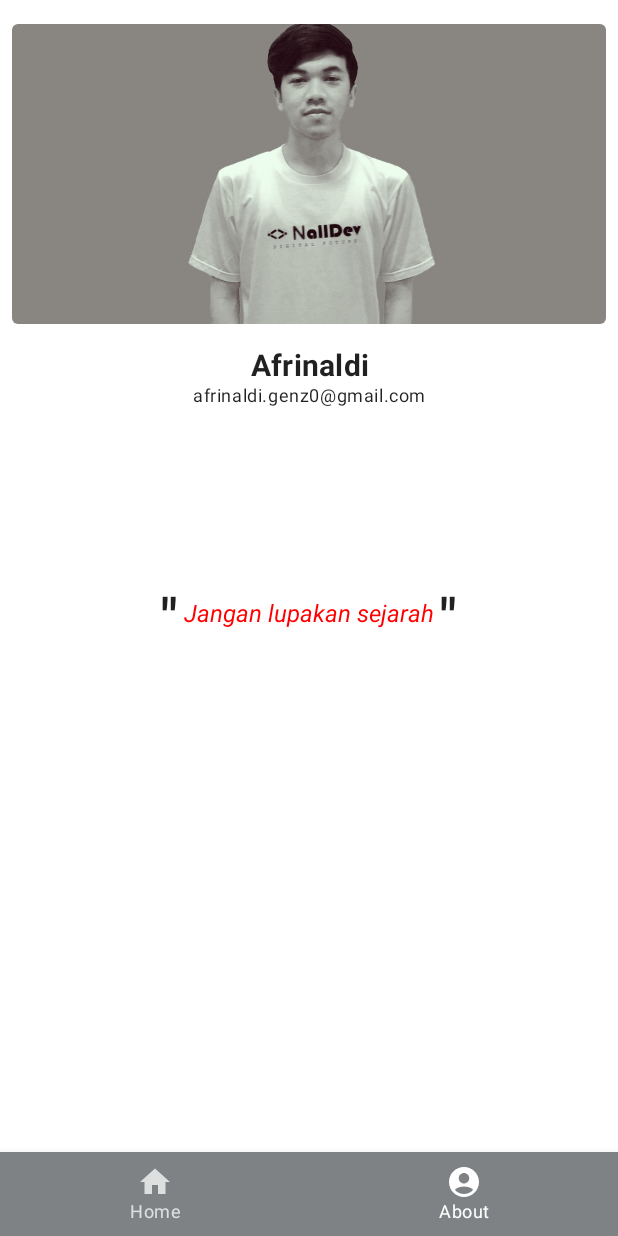
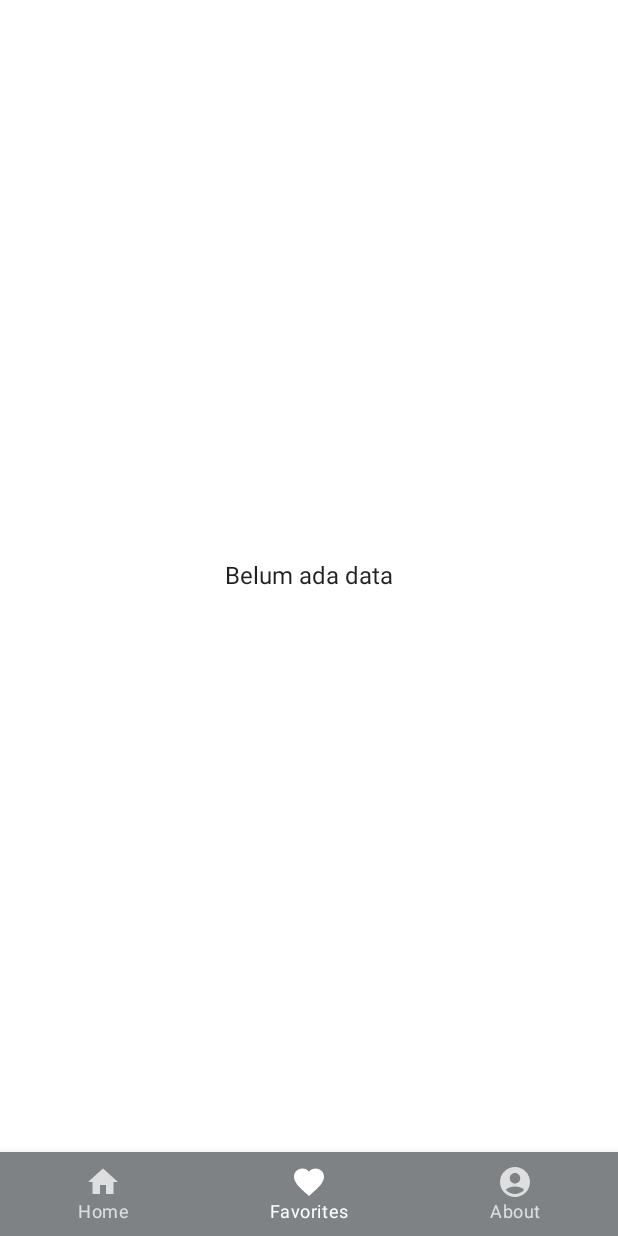
Before and after one commit to AfrinaldiLibrary/Conea, an Android app built with Jetpack Compose: the screen it shows after launch (MainActivity), item 2 of the bottom bar chosen, on a phone screen of 412 x 824 dp. Run offline under Robolectric (Android 15) with nearby library versions, the phone set to English and light mode, and no system bars; our stand-ins replace accompanist.

Commit message:
FEAT : Add to favorite

```diff
--- a/app/src/main/java/com/afrinaldi/conea/ConeaApp.kt
+++ b/app/src/main/java/com/afrinaldi/conea/ConeaApp.kt
@@ -4,6 +4,7 @@ import androidx.compose.foundation.layout.padding
 import androidx.compose.material.*
 import androidx.compose.material.icons.Icons
 import androidx.compose.material.icons.filled.AccountCircle
+import androidx.compose.material.icons.filled.Favorite
 import androidx.compose.material.icons.filled.Home
 import androidx.compose.runtime.Composable
 import androidx.compose.runtime.getValue
@@ -21,6 +22,7 @@ import com.afrinaldi.conea.ui.navigation.NavigationItem
 import com.afrinaldi.conea.ui.navigation.Screen
 import com.afrinaldi.conea.ui.screen.about.AboutScreen
 import com.afrinaldi.conea.ui.screen.detail.DetailScreen
+import com.afrinaldi.conea.ui.screen.favorite.FavoriteScreen
 import com.afrinaldi.conea.ui.screen.home.HomeScreen
 
 @Composable
@@ -58,6 +60,13 @@ fun ConeaApp(
                 val name = it.arguments?.getString("name")
                 DetailScreen(name = name!!)
             }
+            composable(
+                route = Screen.Favorites.route
+            ) {
+                FavoriteScreen(navigateToDetail = {name ->
+                    navController.navigate(Screen.Detail.createRouteToDetail(name))
+                })
+            }
             composable(route = Screen.About.route) {
                 AboutScreen()
             }
@@ -78,6 +87,11 @@ private fun BottomBar(
                 title = stringResource(id = R.string.home),
                 icon = Icons.Default.Home,
                 screen = Screen.Home
+            ),
+            NavigationItem(
+                title = stringResource(id = R.string.favorites),
+                icon = Icons.Default.Favorite,
+                screen = Screen.Favorites
             ),
             NavigationItem(
                 title = stringResource(id = R.string.about),
--- a/app/src/main/java/com/afrinaldi/conea/data/HeroesRepository.kt
+++ b/app/src/main/java/com/afrinaldi/conea/data/HeroesRepository.kt
@@ -4,6 +4,7 @@ import com.afrinaldi.conea.model.Heroes
 import com.afrinaldi.conea.model.HeroesDataSource
 import kotlinx.coroutines.flow.Flow
 import kotlinx.coroutines.flow.flowOf
+import kotlinx.coroutines.flow.map
 
 class HeroesRepository {
     private val heroes = mutableListOf<Heroes>()
@@ -30,6 +31,27 @@ class HeroesRepository {
         })
     }
 
+    fun getFavorite(): Flow<List<Heroes>> {
+        return getAllHeroes()
+            .map { heroes ->
+                heroes.filter {
+                    it.isFavorite
+                }
+            }
+    }
+
+    fun updateStatusFavorite(name: String, isFavorite: Boolean) : Flow<Boolean>{
+        val index = heroes.indexOfFirst { it.name == name }
+        val result = if (index >= 0) {
+            val hero = heroes[index]
+            heroes[index] = hero.copy(name = name, isFavorite = isFavorite)
+            true
+        } else {
+            false
+        }
+        return flowOf(result)
+    }
+
     companion object {
         @Volatile
         private var instance: HeroesRepository? = null
--- a/app/src/main/java/com/afrinaldi/conea/model/Heroes.kt
+++ b/app/src/main/java/com/afrinaldi/conea/model/Heroes.kt
@@ -3,5 +3,6 @@ package com.afrinaldi.conea.model
 data class Heroes(
     var name: String? = null,
     var detail: String? = null,
-    var image: Int? = null
+    var image: Int? = null,
+    var isFavorite: Boolean = false
 )
--- a/app/src/main/java/com/afrinaldi/conea/ui/ViewModelFactory.kt
+++ b/app/src/main/java/com/afrinaldi/conea/ui/ViewModelFactory.kt
@@ -4,6 +4,7 @@ import androidx.lifecycle.ViewModel
 import androidx.lifecycle.ViewModelProvider
 import com.afrinaldi.conea.data.HeroesRepository
 import com.afrinaldi.conea.ui.screen.detail.DetailViewModel
+import com.afrinaldi.conea.ui.screen.favorite.FavoriteViewModel
 import com.afrinaldi.conea.ui.screen.home.HomeViewModel
 
 class ViewModelFactory(private val repository: HeroesRepository) :
@@ -15,6 +16,8 @@ class ViewModelFactory(private val repository: HeroesRepository) :
             return HomeViewModel(repository) as T
         } else if (modelClass.isAssignableFrom(DetailViewModel::class.java)) {
             return DetailViewModel(repository) as T
+        } else if (modelClass.isAssignableFrom(FavoriteViewModel::class.java)) {
+            return FavoriteViewModel(repository) as T
         }
         throw IllegalArgumentException("Unknown ViewModel class: " + modelClass.name)
     }
--- a/app/src/main/java/com/afrinaldi/conea/ui/navigation/Screen.kt
+++ b/app/src/main/java/com/afrinaldi/conea/ui/navigation/Screen.kt
@@ -6,4 +6,5 @@ sealed class Screen(val route: String){
         fun createRouteToDetail (name : String) = "home/$name"
     }
     object About: Screen("about_page")
+    object Favorites: Screen("favorites")
 }
--- /dev/null
+++ b/app/src/main/java/com/afrinaldi/conea/ui/screen/favorite/FavoriteScreen.kt
@@ -0,0 +1,74 @@
+package com.afrinaldi.conea.ui.screen.favorite
+
+import androidx.compose.foundation.clickable
+import androidx.compose.foundation.layout.Box
+import androidx.compose.foundation.layout.fillMaxSize
+import androidx.compose.foundation.layout.padding
+import androidx.compose.foundation.lazy.LazyColumn
+import androidx.compose.foundation.lazy.items
+import androidx.compose.material.Text
+import androidx.compose.runtime.*
+import androidx.compose.ui.Alignment
+import androidx.compose.ui.Modifier
+import androidx.compose.ui.res.stringResource
+import androidx.compose.ui.text.style.TextAlign
+import androidx.compose.ui.unit.dp
+import com.afrinaldi.conea.di.Injection
+import androidx.lifecycle.viewmodel.compose.viewModel
+import com.afrinaldi.conea.model.Heroes
+import com.afrinaldi.conea.ui.ViewModelFactory
+import com.afrinaldi.conea.ui.common.UiState
+import com.afrinaldi.conea.ui.components.CardItem
+import com.afrinaldi.conea.R
+
+@Composable
+fun FavoriteScreen(
+    modifier: Modifier = Modifier,
+    viewModel: FavoriteViewModel = viewModel(
+        factory = ViewModelFactory(Injection.provideRepository())
+    ),
+    navigateToDetail: (String) -> Unit
+) {
+    viewModel.uiState.collectAsState(initial = UiState.Loading)
+        .value.let {
+            when (it) {
+                is UiState.Loading -> {
+                    viewModel.getFavorites()
+                }
+                is UiState.Success -> {
+                    FavoriteContent(
+                        heroesData = it.data,
+                        modifier = modifier,
+                        navigateToDetail = navigateToDetail
+                    )
+                }
+                is UiState.Error -> {}
+            }
+        }
+}
+
+@Composable
+fun FavoriteContent(
+    heroesData: List<Heroes>,
+    modifier: Modifier = Modifier,
+    navigateToDetail: (String) -> Unit,
+){
+    if (heroesData.isEmpty()){
+        Box(modifier = modifier.fillMaxSize(), contentAlignment = Alignment.Center) {
+            Text(text = stringResource(id = R.string.data_not_found), textAlign = TextAlign.Center)
+        }
+    } else {
+        LazyColumn(modifier = modifier.padding(top = 8.dp)) {
+            items(heroesData, key = { it.name!! }) {
+                CardItem(
+                    name = it.name!!,
+                    image = it.image!!,
+                    modifier = modifier
+                        .clickable {
+                            navigateToDetail(it.name!!)
+                        }
+                )
+            }
+        }
+    }
+}
--- /dev/null
+++ b/app/src/main/java/com/afrinaldi/conea/ui/screen/favorite/FavoriteViewModel.kt
@@ -0,0 +1,29 @@
+package com.afrinaldi.conea.ui.screen.favorite
+
+import androidx.lifecycle.ViewModel
+import androidx.lifecycle.viewModelScope
+import com.afrinaldi.conea.data.HeroesRepository
+import com.afrinaldi.conea.model.Heroes
+import com.afrinaldi.conea.ui.common.UiState
+import kotlinx.coroutines.flow.MutableStateFlow
+import kotlinx.coroutines.flow.StateFlow
+import kotlinx.coroutines.flow.catch
+import kotlinx.coroutines.launch
+
+class FavoriteViewModel(private val repository: HeroesRepository) : ViewModel() {
+    private val _uiState: MutableStateFlow<UiState<List<Heroes>>> = MutableStateFlow(UiState.Loading)
+    val uiState: StateFlow<UiState<List<Heroes>>>
+        get() = _uiState
+
+    fun getFavorites() {
+        viewModelScope.launch {
+            repository.getFavorite()
+                .catch {
+                    _uiState.value = UiState.Error(it.message.toString())
+                }
+                .collect{
+                    _uiState.value = UiState.Success(it)
+                }
+        }
+    }
+}
--- a/app/src/main/java/com/afrinaldi/conea/ui/screen/home/HomeScreen.kt
+++ b/app/src/main/java/com/afrinaldi/conea/ui/screen/home/HomeScreen.kt
@@ -1,5 +1,7 @@
 package com.afrinaldi.conea.ui.screen.home
 
+import androidx.compose.animation.core.tween
+import androidx.compose.foundation.ExperimentalFoundationApi
 import androidx.compose.foundation.clickable
 import androidx.compose.foundation.lazy.LazyColumn
 import androidx.compose.foundation.lazy.items
@@ -48,6 +50,7 @@ fun HomeScreen(
         }
 }
 
+@OptIn(ExperimentalFoundationApi::class)
 @Composable
 fun HomeContent(
     heroesData: List<Heroes>,
@@ -56,7 +59,7 @@ fun HomeContent(
     modifier: Modifier = Modifier,
     navigateToDetail: (String) -> Unit,
 ) {
-    LazyColumn {
+    LazyColumn(modifier = modifier) {
         item {
             SearchBar(query = query, onQueryChange = onQueryChange)
         }
@@ -68,6 +71,7 @@ fun HomeContent(
                     .clickable {
                         navigateToDetail(it.name!!)
                     }
+                    .animateItemPlacement(tween(durationMillis = 300))
             )
         }
     }
--- a/app/src/main/java/com/afrinaldi/conea/ui/theme/Theme.kt
+++ b/app/src/main/java/com/afrinaldi/conea/ui/theme/Theme.kt
@@ -1,19 +1,16 @@
 package com.afrinaldi.conea.ui.theme
 
-import androidx.compose.foundation.isSystemInDarkTheme
 import androidx.compose.material.MaterialTheme
-import androidx.compose.material.darkColors
 import androidx.compose.material.lightColors
 import androidx.compose.runtime.Composable
-import androidx.compose.ui.graphics.Color
 import com.google.accompanist.systemuicontroller.rememberSystemUiController
 
-private val DarkColorPalette = darkColors(
-    primary = Purple200,
-    primaryVariant = Purple700,
-    secondary = Teal200,
-    surface = SmoothDark
-)
+//private val DarkColorPalette = darkColors(
+//    primary = Purple200,
+//    primaryVariant = Purple700,
+//    secondary = Teal200,
+//    surface = SmoothDark
+//)
 
 private val LightColorPalette = lightColors(
     primary = PrimaryDark,
@@ -32,23 +29,13 @@ private val LightColorPalette = lightColors(
 )
 
 @Composable
-fun ConeaTheme(darkTheme: Boolean = isSystemInDarkTheme(), content: @Composable () -> Unit) {
-    val colors = if (darkTheme) {
-        DarkColorPalette
-    } else {
-        LightColorPalette
-    }
+fun ConeaTheme(content: @Composable () -> Unit) {
+    val colors = LightColorPalette
 
     val systemUiController = rememberSystemUiController()
-    if(darkTheme){
-        systemUiController.setSystemBarsColor(
-            color = Color.Transparent
-        )
-    }else{
-        systemUiController.setSystemBarsColor(
-            color = PrimaryDark
-        )
-    }
+    systemUiController.setSystemBarsColor(
+        color = PrimaryDark
+    )
 
     MaterialTheme(
         colors = colors,
--- /dev/null
+++ b/app/src/main/res/drawable/ic_favorite_filled.xml
@@ -0,0 +1,5 @@
+<vector android:height="24dp" android:tint="#DA5B5B"
+    android:viewportHeight="24" android:viewportWidth="24"
+    android:width="24dp" xmlns:android="http://schemas.android.com/apk/res/android">
+    <path android:fillColor="@android:color/white" android:pathData="M12,21.35l-1.45,-1.32C5.4,15.36 2,12.28 2,8.5 2,5.42 4.42,3 7.5,3c1.74,0 3.41,0.81 4.5,2.09C13.09,3.81 14.76,3 16.5,3 19.58,3 22,5.42 22,8.5c0,3.78 -3.4,6.86 -8.55,11.54L12,21.35z"/>
+</vector>
--- /dev/null
+++ b/app/src/main/res/drawable/ic_favorite_outlined.xml
@@ -0,0 +1,5 @@
+<vector android:height="24dp" android:tint="#DA5B5B"
+    android:viewportHeight="24" android:viewportWidth="24"
+    android:width="24dp" xmlns:android="http://schemas.android.com/apk/res/android">
+    <path android:fillColor="@android:color/white" android:pathData="M16.5,3c-1.74,0 -3.41,0.81 -4.5,2.09C10.91,3.81 9.24,3 7.5,3 4.42,3 2,5.42 2,8.5c0,3.78 3.4,6.86 8.55,11.54L12,21.35l1.45,-1.32C18.6,15.36 22,12.28 22,8.5 22,5.42 19.58,3 16.5,3zM12.1,18.55l-0.1,0.1 -0.1,-0.1C7.14,14.24 4,11.39 4,8.5 4,6.5 5.5,5 7.5,5c1.54,0 3.04,0.99 3.57,2.36h1.87C13.46,5.99 14.96,5 16.5,5c2,0 3.5,1.5 3.5,3.5 0,2.89 -3.14,5.74 -7.9,10.05z"/>
+</vector>
--- a/app/src/main/res/values/strings.xml
+++ b/app/src/main/res/values/strings.xml
@@ -2,10 +2,13 @@
     <string name="app_name">Conea</string>
     <string name="home">Home</string>
     <string name="about">About</string>
+    <string name="favorites">Favorites</string>
     <string name="search">Search</string>
     <string name="see_detail">Lihat detail</string>
     <string name="search_hero">Cari nama pahlawan</string>
     <string name="my_name">Afrinaldi</string>
     <string name="my_email">afrinaldi.genz0@gmail.com</string>
     <string name="quotes">Jangan lupakan sejarah</string>
+    <string name="data_not_found">Belum ada data</string>
+    <string name="is_favorite">Pahlawan favorite?</string>
 </resources>
```
Also changed, not shown: app/src/main/java/com/afrinaldi/conea/ui/components/DetailItem.kt (+43 -13 lines), app/src/main/java/com/afrinaldi/conea/ui/screen/detail/DetailScreen.kt (+15 -3 lines), app/src/main/java/com/afrinaldi/conea/ui/screen/detail/DetailViewModel.kt (+7 -0 lines).
